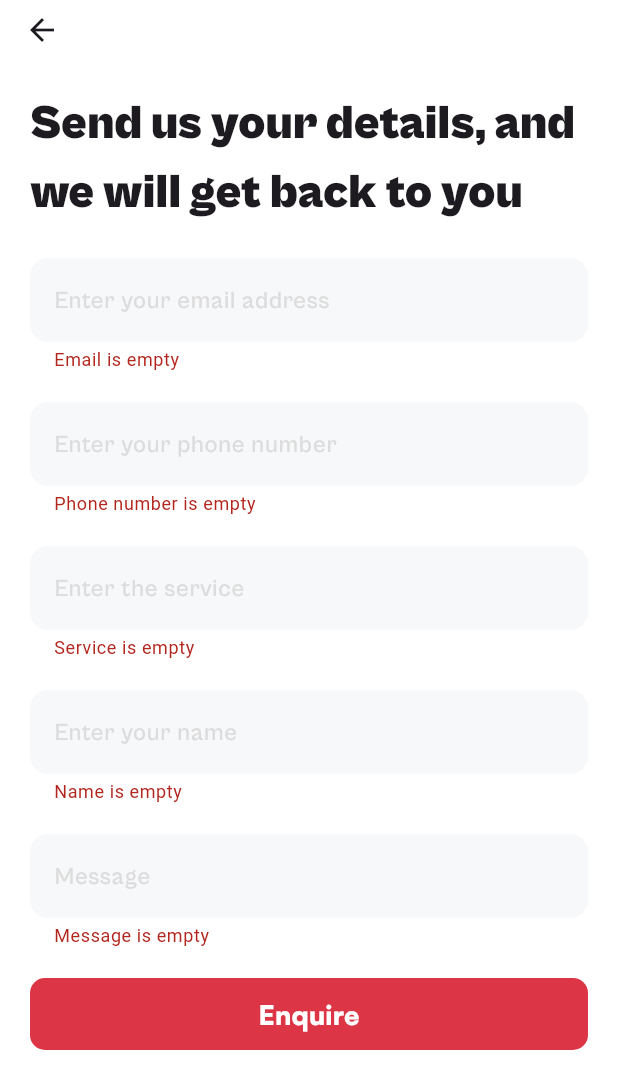
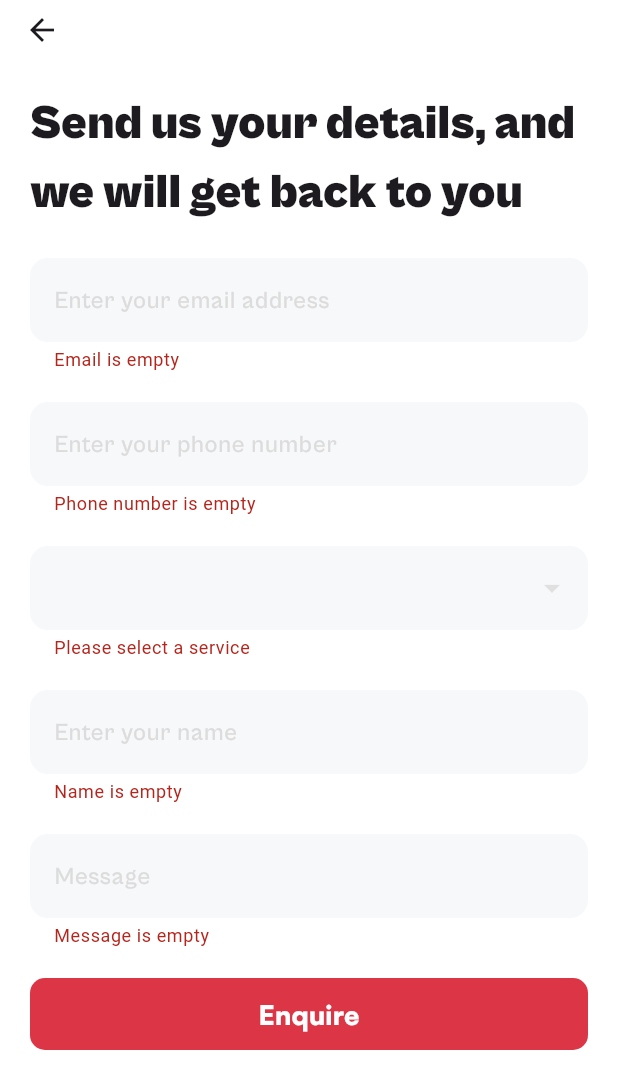
Before and after one commit to KodeInnovate-WorkSpace/s1media_app, a Flutter app: the EnquireForm screen opened directly with empty values, after a tap on "Enquire", on a phone screen of 412 x 824 dp. Shown: the top 1089 px of the screen. Run offline on Flutter 3.47's test engine with Material 3 defaults, Android fonts, the phone set to English and light mode, and no system bars; our stand-ins replace carousel_slider, cloud_firestore, firebase_core, flutter_dotenv, get, pinput and 1 more; missing offline and left inert: in_app_update, mailer; accounts and stored records are empty.

Commit message:
Update: service input changed to dropdown

```diff
--- a/lib/screens/enquire_form.dart
+++ b/lib/screens/enquire_form.dart
@@ -10,8 +10,9 @@ import '../controller/user_controller.dart';
 
 class EnquireForm extends StatefulWidget {
   final String serviceName;
+  final List<String> services;
 
-  const EnquireForm({super.key, required this.serviceName});
+  const EnquireForm({super.key, required this.serviceName, required this.services});
 
   @override
   State<EnquireForm> createState() => _EnquireFormState();
@@ -27,10 +28,13 @@ class _EnquireFormState extends State<EnquireForm> {
   TextEditingController serviceController = TextEditingController();
   UserController userObj = UserController();
 
+  String? initialDropdownValue;
+
   @override
   void initState() {
     super.initState();
     serviceController.text = widget.serviceName;
+    initialDropdownValue = widget.serviceName;
   }
 
   @override
@@ -102,13 +106,53 @@ class _EnquireFormState extends State<EnquireForm> {
                             }),
                             const SizedBox(height: 20),
 
-                            //Service
-                            enquireTextField(serviceController, "Enter the service", setState, (value) {
-                              if (value == null || value.isEmpty) {
-                                return 'Service is empty';
-                              }
-                              return null;
-                            }),
+                            DropdownButtonFormField<String>(
+                              value: initialDropdownValue,
+                              onChanged: (String? newValue) {
+                                setState(() {
+                                  initialDropdownValue = newValue;
+                                });
+                              },
+                              items: widget.services.map<DropdownMenuItem<String>>((String value) {
+                                return DropdownMenuItem<String>(
+                                  value: value,
+                                  child: Text(value),
+                                );
+                              }).toList(),
+                              decoration: InputDecoration(
+                                filled: true,
+                                fillColor: const Color(0xfff7f8fa),
+                                border: OutlineInputBorder(
+                                  borderRadius: BorderRadius.circular(12.0),
+                                  borderSide: BorderSide.none,
+                                ),
+                                enabledBorder: OutlineInputBorder(
+                                  borderRadius: BorderRadius.circular(12.0),
+                                  borderSide: const BorderSide(
+                                    color: Color(0xffE8E9EB),
+                                    width: 1.0,
+                                  ),
+                                ),
+                                focusedBorder: OutlineInputBorder(
+                                  borderRadius: BorderRadius.circular(12.0),
+                                  borderSide: const BorderSide(
+                                    color: Color(0xffE8E9EB),
+                                    width: 1.0,
+                                  ),
+                                ),
+                              ),
+                              validator: (value) {
+                                if (value == null || value.isEmpty) {
+                                  return 'Please select a service';
+                                }
+                                return null;
+                              },
+                              style: const TextStyle(color: Colors.grey, fontFamily: 'cgm', fontSize: 15),
+                              dropdownColor: const Color(0xfff7f8fa),
+                              iconEnabledColor: Colors.grey,
+                              iconDisabledColor: Colors.grey[300],
+                            ),
+
                             const SizedBox(height: 20),
 
                             //Name
--- a/lib/screens/home.dart
+++ b/lib/screens/home.dart
@@ -329,7 +329,7 @@ class _HomeScreenState extends State<HomeScreen> {
                           onPressed: () async {
                             HapticFeedback.selectionClick();
                             Get.to(
-                              () => EnquireForm(serviceName: service.title),
+                              () => EnquireForm(serviceName: service.title, services: _myServices.map((s) => s.title).toList()),
                               // transition: Transition.rightToLeft,
                               transition: Transition.fadeIn,
                               duration: const Duration(milliseconds: 500),
```
